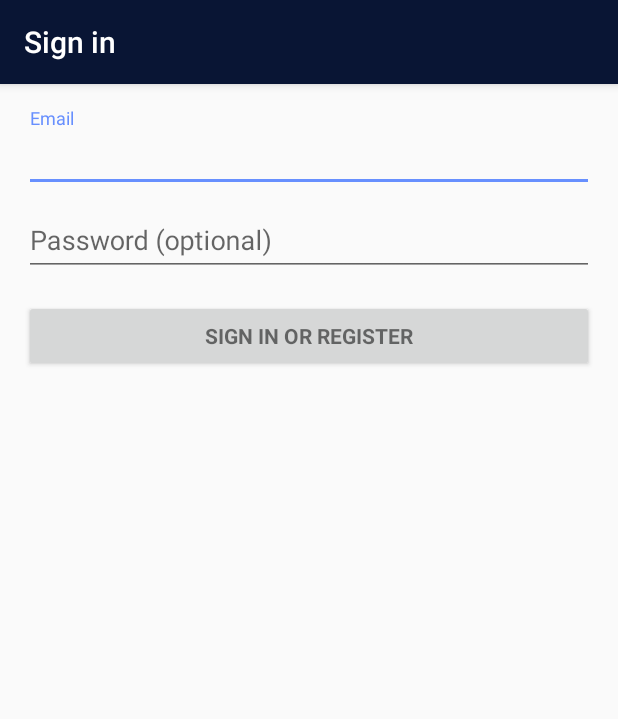
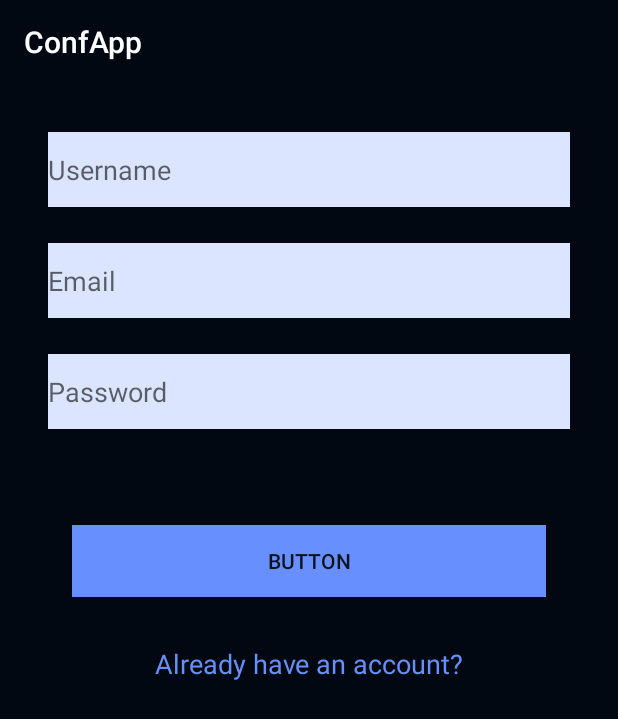
Before and after one commit to vitomedved/conf-app, an Android app: the screen it shows after launch (LoginActivity before the commit, RegistrationActivity after it), in the side drawer, after a tap on "Send", on a phone screen of 412 x 824 dp. Shown: the top 719 px of the screen. Run offline under Robolectric (Android 15) with nearby library versions, the phone set to English and light mode, and no system bars; libraries missing offline, so code that uses them is left out: com.firebase.client; 5 statements that could not run were skipped.

Commit message:
Added Registration activity

```diff
--- a/app/src/main/AndroidManifest.xml
+++ b/app/src/main/AndroidManifest.xml
@@ -1,7 +1,6 @@
 <?xml version="1.0" encoding="utf-8"?>
 <manifest xmlns:android="http://schemas.android.com/apk/res/android"
           package="com.example.confapp">
-
     <!-- To auto-complete the email text field in the login form with the user's emails -->
     <uses-permission android:name="android.permission.GET_ACCOUNTS"/>
     <uses-permission android:name="android.permission.READ_PROFILE"/>
@@ -15,6 +14,8 @@
             android:roundIcon="@mipmap/ic_launcher_round"
             android:supportsRtl="true"
             android:theme="@style/AppTheme">
+        <activity android:name=".RegistrationActivity">
+        </activity>
         <activity
                 android:name=".LoginActivity"
                 android:label="@string/title_activity_login">
--- a/app/src/main/java/com/example/confapp/MainActivity.kt
+++ b/app/src/main/java/com/example/confapp/MainActivity.kt
@@ -123,7 +123,7 @@ class MainActivity : AppCompatActivity(), NavigationView.OnNavigationItemSelecte
         } else if (id == R.id.nav_share) {
 
         } else if (id == R.id.nav_send) {
-            val intent = Intent(this, LoginActivity::class.java)
+            val intent = Intent(this, RegistrationActivity::class.java)
             startActivity(intent)
         }
 
--- /dev/null
+++ b/app/src/main/java/com/example/confapp/RegistrationActivity.kt
@@ -0,0 +1,12 @@
+package com.example.confapp
+
+import android.support.v7.app.AppCompatActivity
+import android.os.Bundle
+
+class RegistrationActivity : AppCompatActivity() {
+
+    override fun onCreate(savedInstanceState: Bundle?) {
+        super.onCreate(savedInstanceState)
+        setContentView(R.layout.activity_registration)
+    }
+}
--- /dev/null
+++ b/app/src/main/res/layout/activity_registration.xml
@@ -0,0 +1,56 @@
+<?xml version="1.0" encoding="utf-8"?>
+<android.support.constraint.ConstraintLayout
+        xmlns:android="http://schemas.android.com/apk/res/android"
+        xmlns:tools="http://schemas.android.com/tools"
+        xmlns:app="http://schemas.android.com/apk/res-auto"
+        android:layout_width="match_parent"
+        android:layout_height="match_parent"
+        tools:context=".RegistrationActivity" android:background="@color/darkestBlue">
+    <EditText
+            android:layout_width="0dp"
+            android:layout_height="50dp"
+            android:inputType="textPersonName"
+            android:ems="10"
+            android:id="@+id/editText_username_registration" android:layout_marginStart="32dp"
+            app:layout_constraintStart_toStartOf="parent" android:layout_marginEnd="32dp"
+            app:layout_constraintEnd_toEndOf="parent" android:layout_marginTop="32dp"
+            app:layout_constraintTop_toTopOf="parent" android:hint="Username" android:background="@color/lightestBlue"/>
+    <EditText
+            android:layout_width="0dp"
+            android:layout_height="50dp"
+            android:inputType="textEmailAddress"
+            android:ems="10"
+            android:id="@+id/editText_email_registration" android:layout_marginTop="24dp"
+            app:layout_constraintTop_toBottomOf="@+id/editText_username_registration"
+            app:layout_constraintStart_toStartOf="@+id/editText_username_registration"
+            app:layout_constraintEnd_toEndOf="@+id/editText_username_registration" android:hint="Email"
+            android:background="@color/lightestBlue"/>
+    <EditText
+            android:layout_width="0dp"
+            android:layout_height="50dp"
+            android:inputType="textPassword"
+            android:ems="10"
+            android:id="@+id/editText_password_registration" android:layout_marginTop="24dp"
+            app:layout_constraintTop_toBottomOf="@+id/editText_email_registration"
+            app:layout_constraintStart_toStartOf="@+id/editText_email_registration"
+            app:layout_constraintEnd_toEndOf="@+id/editText_email_registration"
+            android:background="@color/lightestBlue" android:hint="Password"/>
+    <Button
+            android:text="Button"
+            android:layout_width="0dp"
+            android:layout_height="wrap_content"
+            android:id="@+id/button_register_registration" android:layout_marginTop="64dp"
+            app:layout_constraintTop_toBottomOf="@+id/editText_password_registration"
+            app:layout_constraintStart_toStartOf="@+id/editText_password_registration"
+            app:layout_constraintEnd_toEndOf="@+id/editText_password_registration" android:layout_marginEnd="16dp"
+            android:layout_marginStart="16dp" android:background="@color/lightBlue"/>
+    <TextView
+            android:text="Already have an account?"
+            android:layout_width="wrap_content"
+            android:layout_height="wrap_content"
+            android:id="@+id/textView_alreadyHaveAcc_registration"
+            android:layout_marginTop="32dp" app:layout_constraintTop_toBottomOf="@+id/button_register_registration"
+            app:layout_constraintStart_toStartOf="@+id/button_register_registration"
+            app:layout_constraintEnd_toEndOf="@+id/button_register_registration" android:textColor="@color/lightBlue"
+            android:textSize="18sp"/>
+</android.support.constraint.ConstraintLayout>
--- a/app/src/main/res/values/colors.xml
+++ b/app/src/main/res/values/colors.xml
@@ -5,7 +5,7 @@
     <color name="colorAccent">#D81B60</color>
 
     <!--  Color palette for app  -->
-    <color name="darkestBlue">#091534</color>
+    <color name="darkestBlue">#010812</color>
     <color name="betweenDarkBlue">#0F2049</color>
     <color name="darkBlue">#012998</color>
     <color name="blue">#0247FE</color>
```
